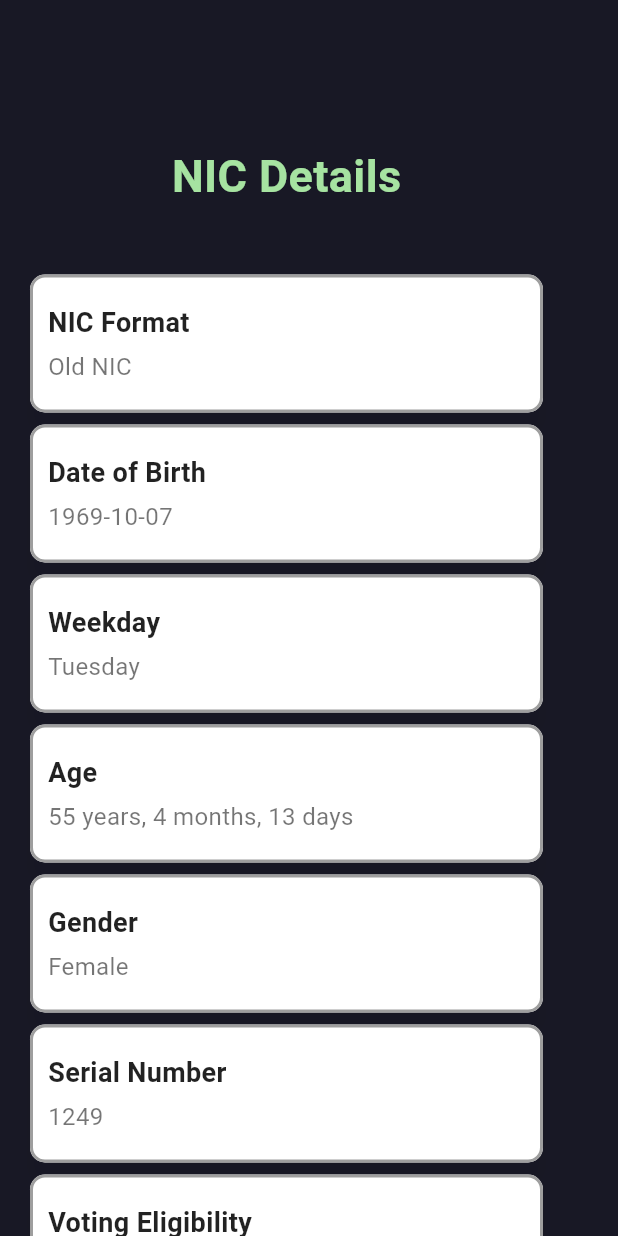
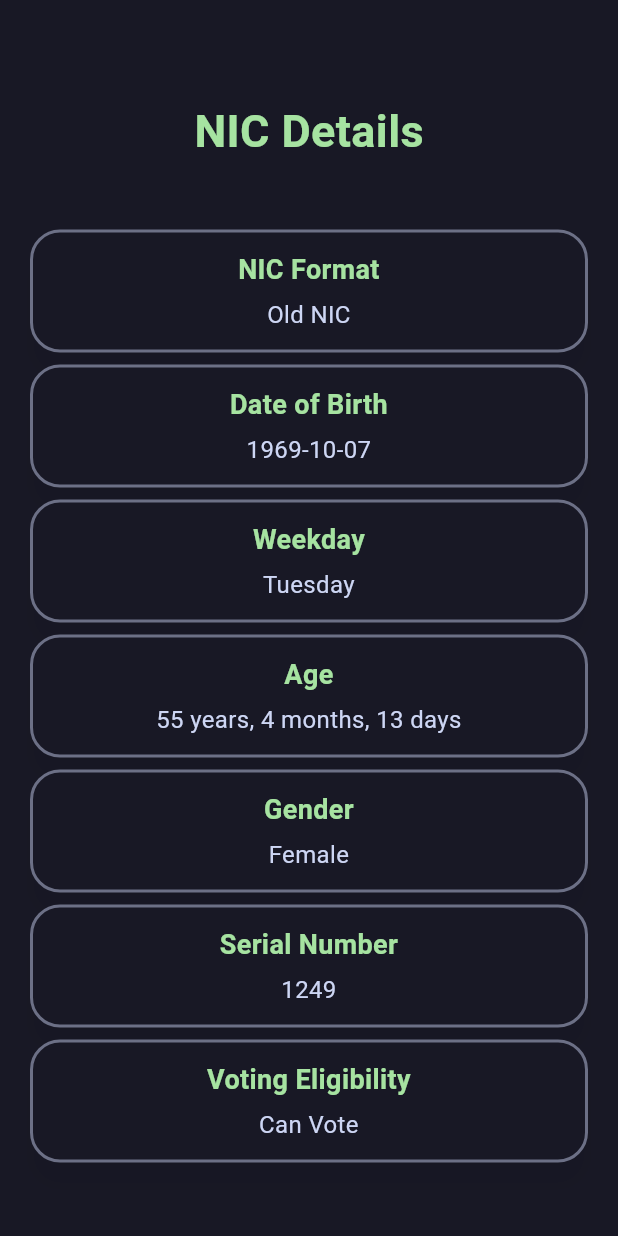
Before and after one commit to AchiraNadeeshan/sri_lankan_nic_details_extractor, a Flutter app: the screen it shows after launch, after a tap on "EXTRACT", on a phone screen of 412 x 824 dp. Run offline on Flutter 3.47's test engine with Material 3 defaults, Android fonts, the phone set to English and light mode, and no system bars; our stand-ins replace get.

Commit message:
feat(ui): Improve ResultCard and result screen UI/UX
- Wrapped ResultCard inside Center to ensure it is centered in the parent widget.
- Adjusted crossAxisAlignment and textAlign to center text inside the card.
- Improved layout for better UI consistency.

```diff
--- a/lib/screens/result_screen.dart
+++ b/lib/screens/result_screen.dart
@@ -19,7 +19,7 @@ class ResultScreen extends StatelessWidget {
             crossAxisAlignment: CrossAxisAlignment.center,
             children: [
               Padding(
-                padding: const EdgeInsets.only(top: 80.0),
+                padding: const EdgeInsets.only(top: 50.0),
                 child: const Text(
                   "NIC Details",
                   style: TextStyle(
--- a/lib/widgets/result_card.dart
+++ b/lib/widgets/result_card.dart
@@ -14,22 +14,24 @@ class ResultCard extends StatelessWidget {
     super.key,
     required this.title,
     required this.value,
-    this.width = 350, // Default width
-    this.height = 100, // Default height
-    this.cardColor = Colors.white, // Default card color
-    this.borderColor = Colors.grey, // Default border color
-    this.titleColor = Colors.black87, // Default title color
-    this.valueColor = Colors.black54, // Default value color
+    this.width = 400, // Default width
+    this.height = 90, // Default height
+    this.cardColor = const Color(0xFF181825), // Default card color
+    this.borderColor = const Color(0xFF6C7086), // Default border color
+    this.titleColor = const Color(0xFFA6E3A1), // Default title color
+    this.valueColor = const Color(0xFFCDD6F4), // Default value color
   });
 
   @override
   Widget build(BuildContext context) {
-    return SizedBox(
+    return Center(
+      // Centers the card in the parent widget
+      child: SizedBox(
         width: width, // Adjust card width
         height: height, // Adjust card height
         child: Card(
           shape: RoundedRectangleBorder(
-          borderRadius: BorderRadius.circular(10), // Rounded corners
+            borderRadius: BorderRadius.circular(20), // Rounded corners
             side: BorderSide(color: borderColor, width: 2), // Border color
           ),
           elevation: 8, // Adds depth
@@ -38,11 +40,13 @@ class ResultCard extends StatelessWidget {
           child: Padding(
             padding: const EdgeInsets.all(12.0), // Padding inside the card
             child: Column(
-            crossAxisAlignment: CrossAxisAlignment.start, // Align text to left
               mainAxisAlignment: MainAxisAlignment.center, // Center vertically
+              crossAxisAlignment:
+                  CrossAxisAlignment.center, // Center horizontally
               children: [
                 Text(
                   title,
+                  textAlign: TextAlign.center,
                   style: TextStyle(
                     fontWeight: FontWeight.bold,
                     fontSize: 18,
@@ -52,6 +56,7 @@ class ResultCard extends StatelessWidget {
                 const SizedBox(height: 5), // Space between title & value
                 Text(
                   value,
+                  textAlign: TextAlign.center,
                   style: TextStyle(
                     fontSize: 16,
                     color: valueColor, // Custom value color
@@ -61,6 +66,7 @@ class ResultCard extends StatelessWidget {
             ),
           ),
         ),
+      ),
     );
   }
 }
```
Lines whose indentation alone changed are shown as unchanged.
